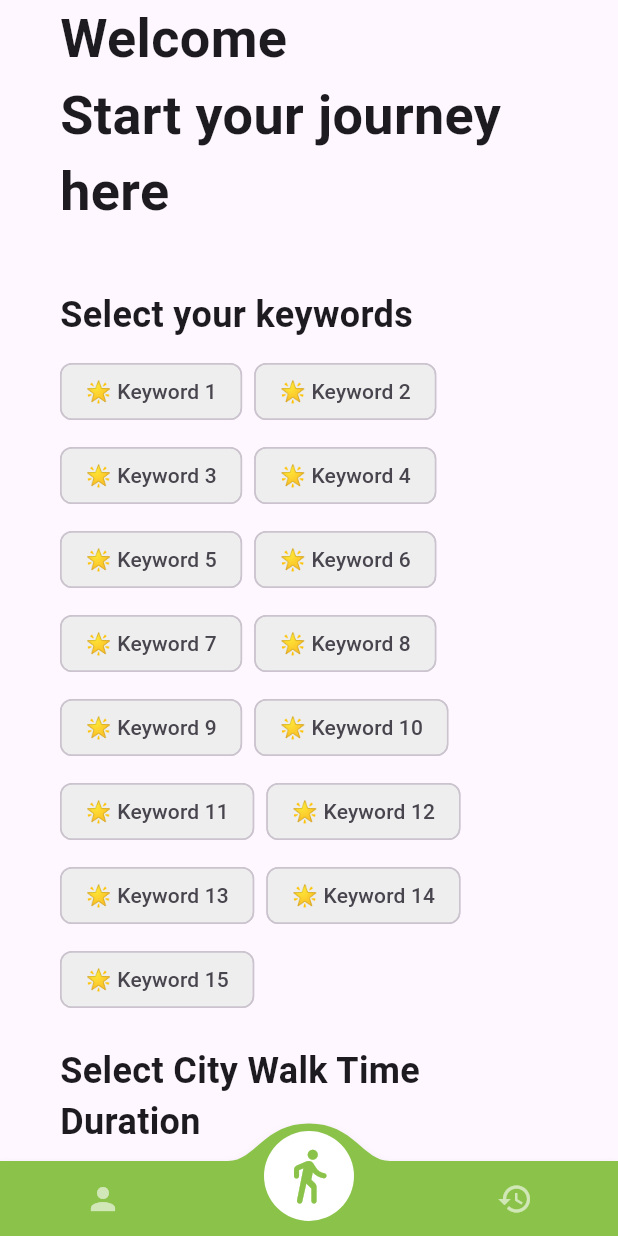
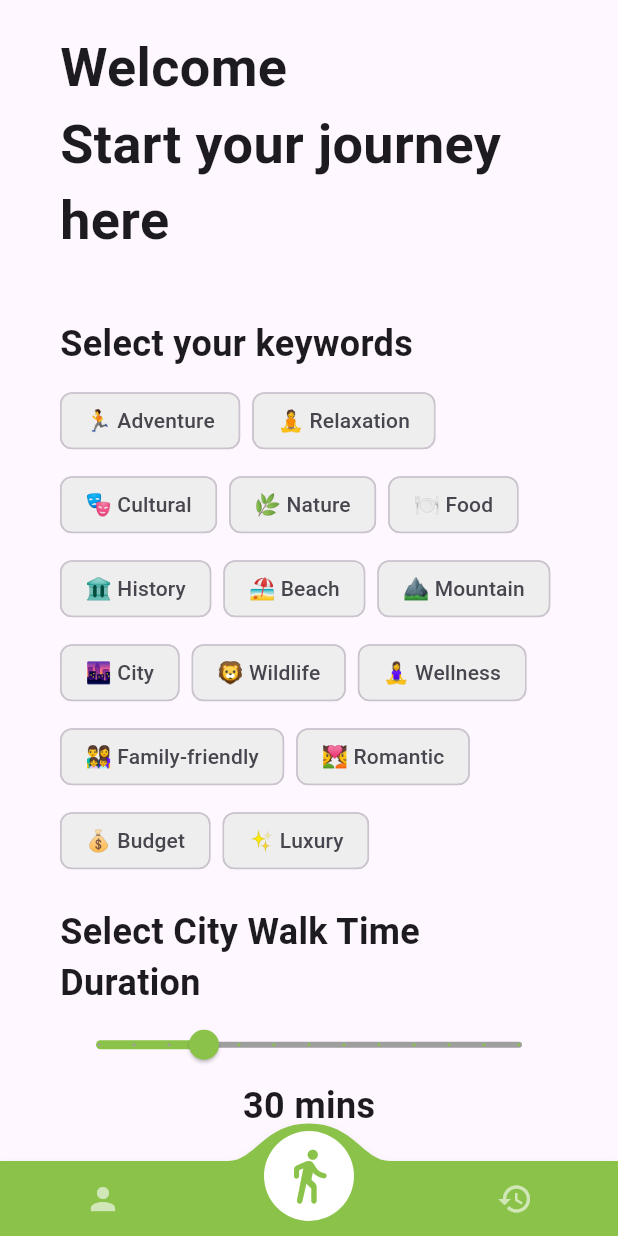
Before and after one commit to lvyin1122/city_walk, a Flutter app: the screen it shows once a user with an empty profile is signed in, on a phone screen of 412 x 824 dp. Run offline on Flutter 3.47's test engine with Material 3 defaults, Android fonts, the phone set to English and light mode, and no system bars; drawn by our look-alikes of convex_bottom_bar; our stand-ins replace flutter_dotenv, google_maps_flutter, location, supabase_flutter; accounts and stored records are empty.

Commit message:
Update keywords

```diff
--- /dev/null
+++ b/lib/features/home/keywords.dart
@@ -0,0 +1,17 @@
+const List<String> travelKeywords = [
+  '🏃 Adventure',
+  '🧘 Relaxation',
+  '🎭 Cultural',
+  '🌿 Nature',
+  '🍽️ Food',
+  '🏛️ History',
+  '🏖️ Beach',
+  '⛰️ Mountain',
+  '🌆 City',
+  '🦁 Wildlife',
+  '🧘‍♀️ Wellness',
+  '👨‍👩‍👧‍👦 Family-friendly',
+  '💑 Romantic',
+  '💰 Budget',
+  '✨ Luxury',
+];
--- a/lib/features/home/walk_setup.dart
+++ b/lib/features/home/walk_setup.dart
@@ -1,3 +1,4 @@
+import 'package:mambo/features/home/keywords.dart';
 import 'package:mambo/services/auth_service.dart';
 import 'package:flutter/material.dart';
 import '../../theme/app_text_styles.dart';
@@ -55,11 +56,11 @@ class _WalkSetupState extends State<WalkSetup> {
           Wrap(
             spacing: 8.0,
             runSpacing: 8.0,
-            children: List<Widget>.generate(widget.selectedKeywords.length, (
+            children: List<Widget>.generate(travelKeywords.length, (
               int index,
             ) {
               return ChoiceChip(
-                label: Text('🌟 Keyword ${index + 1}'),
+                label: Text(travelKeywords[index]),
                 selected: widget.selectedKeywords[index],
                 onSelected: (bool selected) {
                   setState(() {
--- a/lib/features/walk/map_page.dart
+++ b/lib/features/walk/map_page.dart
@@ -317,6 +317,7 @@ class _MapPageState extends State<MapPage> {
       Marker(
         markerId: MarkerId('userLocation'),
         position: LatLng(userLocation.latitude!, userLocation.longitude!),
+        icon: BitmapDescriptor.defaultMarkerWithHue(BitmapDescriptor.hueGreen),
       ),
     };
   }
```
Also changed, not shown: lib/features/walk/dummy.dart (added, +192 -0 lines).
